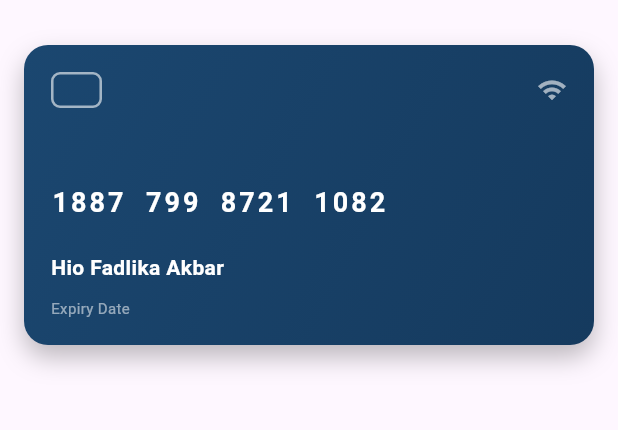
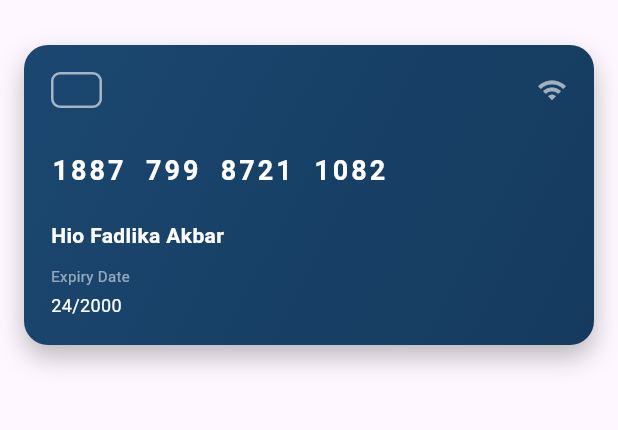
Before and after one commit to hiofadlikaakbar/tugas_week_8_1123150077, a Flutter app: the screen it shows after launch, on a phone screen of 412 x 824 dp, the part 63-493 px from its top. Run offline on Flutter 3.47's test engine with Material 3 defaults, Android fonts, the phone set to English and light mode, and no system bars.

Commit message:
nambah tanggal expiry

```diff
--- a/lib/pages/home_page.dart
+++ b/lib/pages/home_page.dart
@@ -93,6 +93,14 @@ class HomePage extends StatelessWidget {
                                           fontSize: 10,
                                         ),
                                       ),
+                                      SizedBox(height: 4),
+                                      Text(
+                                        "24/2000",
+                                        style: TextStyle(
+                                          color: Colors.white,
+                                          fontSize: 12,
+                                        ),
+                                      ),
                                     ],
                                   ),
                                 ],
```
